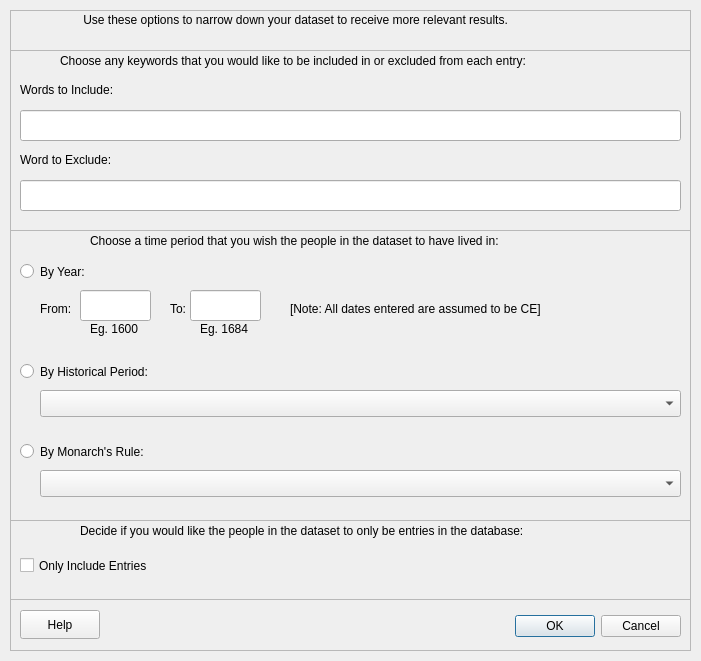
Qt form words.ui (patrickdemond/OVis) before a commit.
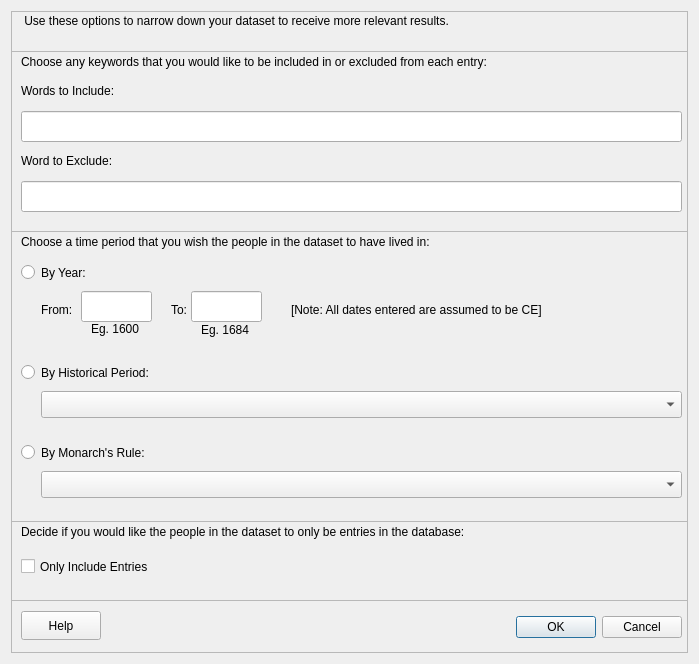
The same form after that commit.

The edit to the form file:
```diff
--- a/words.ui
+++ b/words.ui
@@ -6,12 +6,12 @@
    <rect>
     <x>0</x>
     <y>0</y>
-    <width>701</width>
-    <height>661</height>
+    <width>699</width>
+    <height>664</height>
    </rect>
   </property>
   <property name="sizePolicy">
-   <sizepolicy hsizetype="Fixed" vsizetype="Fixed">
+   <sizepolicy hsizetype="Expanding" vsizetype="Expanding">
     <horstretch>0</horstretch>
     <verstretch>0</verstretch>
    </sizepolicy>
@@ -28,15 +28,9 @@
   <property name="modal">
    <bool>false</bool>
   </property>
+  <layout class="QGridLayout" name="gridLayout">
+   <item row="0" column="0">
   <widget class="QFrame" name="frame">
-   <property name="geometry">
-    <rect>
-     <x>10</x>
-     <y>10</y>
-     <width>681</width>
-     <height>641</height>
-    </rect>
-   </property>
    <property name="frameShape">
     <enum>QFrame::StyledPanel</enum>
    </property>
@@ -61,9 +55,9 @@
     <widget class="QLabel" name="label_5">
      <property name="geometry">
       <rect>
-       <x>80</x>
+         <x>10</x>
        <y>0</y>
-       <width>511</width>
+         <width>671</width>
        <height>21</height>
       </rect>
      </property>
@@ -121,9 +115,9 @@
      <property name="geometry">
       <rect>
        <x>80</x>
-       <y>90</y>
-       <width>61</width>
-       <height>18</height>
+         <y>88</y>
+         <width>81</width>
+         <height>20</height>
       </rect>
      </property>
      <property name="text">
@@ -135,7 +129,7 @@
       <rect>
        <x>190</x>
        <y>90</y>
-       <width>61</width>
+         <width>81</width>
        <height>18</height>
       </rect>
      </property>
@@ -161,7 +155,7 @@
       <rect>
        <x>10</x>
        <y>130</y>
-       <width>151</width>
+         <width>461</width>
        <height>23</height>
       </rect>
      </property>
@@ -174,7 +168,7 @@
       <rect>
        <x>10</x>
        <y>210</y>
-       <width>141</width>
+         <width>471</width>
        <height>23</height>
       </rect>
      </property>
@@ -187,7 +181,7 @@
       <rect>
        <x>280</x>
        <y>70</y>
-       <width>311</width>
+         <width>371</width>
        <height>18</height>
       </rect>
      </property>
@@ -250,9 +244,9 @@
     <widget class="QLabel" name="label_3">
      <property name="geometry">
       <rect>
-       <x>50</x>
+         <x>10</x>
        <y>0</y>
-       <width>571</width>
+         <width>671</width>
        <height>21</height>
       </rect>
      </property>
@@ -288,7 +282,7 @@
       <rect>
        <x>10</x>
        <y>100</y>
-       <width>111</width>
+         <width>281</width>
        <height>19</height>
       </rect>
      </property>
@@ -301,7 +295,7 @@
       <rect>
        <x>10</x>
        <y>30</y>
-       <width>111</width>
+         <width>151</width>
        <height>19</height>
       </rect>
      </property>
@@ -326,9 +320,9 @@
    <widget class="QLabel" name="label_4">
     <property name="geometry">
      <rect>
-      <x>70</x>
+        <x>10</x>
       <y>0</y>
-      <width>531</width>
+        <width>601</width>
       <height>20</height>
      </rect>
     </property>
@@ -360,9 +354,9 @@
     <widget class="QLabel" name="label_10">
      <property name="geometry">
       <rect>
-       <x>70</x>
+         <x>10</x>
        <y>0</y>
-       <width>551</width>
+         <width>761</width>
        <height>21</height>
       </rect>
      </property>
@@ -375,7 +369,7 @@
       <rect>
        <x>10</x>
        <y>30</y>
-       <width>171</width>
+         <width>231</width>
        <height>31</height>
       </rect>
      </property>
@@ -385,6 +379,8 @@
     </widget>
    </widget>
   </widget>
+   </item>
+  </layout>
  </widget>
  <tabstops>
   <tabstop>lineEdit</tabstop>
```
Lines whose indentation alone changed are shown as unchanged.
